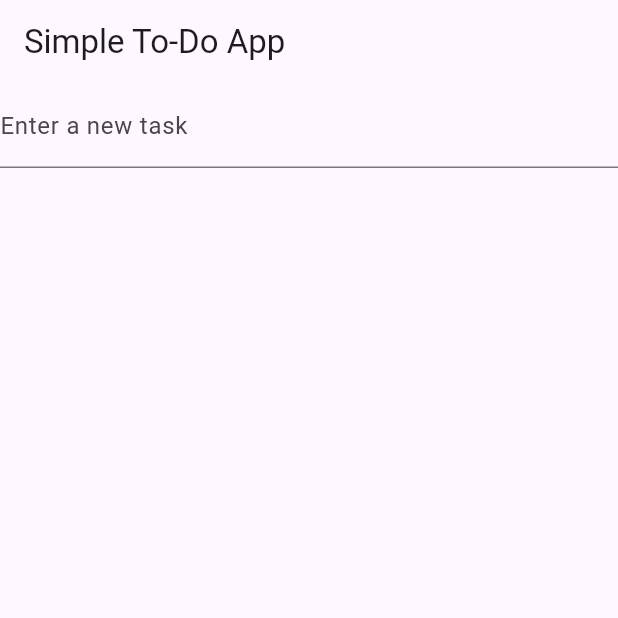
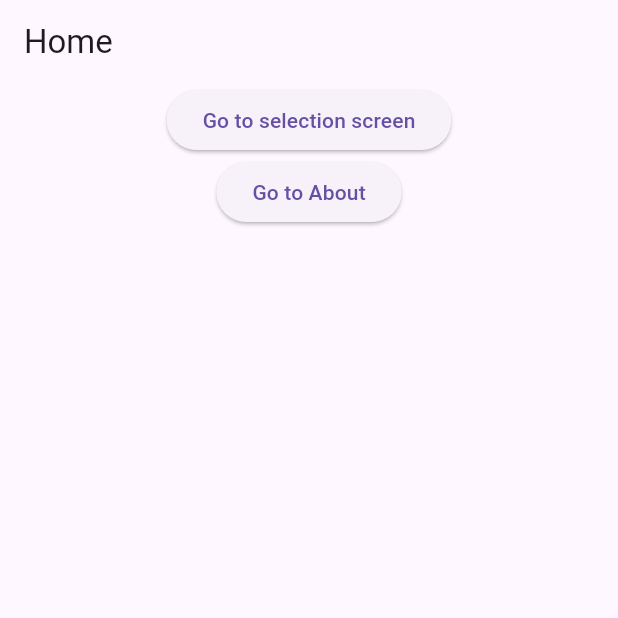
Before and after one commit to NesmaBinshehab/Electronic-Tasbeeh, a Flutter app: the screen it shows after launch, on a phone screen of 412 x 824 dp, the top half of it. Run offline on Flutter 3.47's test engine with Material 3 defaults, Android fonts, the phone set to English and light mode, and no system bars.

Commit message:
navigate by button

```diff
--- a/lib/main.dart
+++ b/lib/main.dart
@@ -1,60 +1,58 @@
 import 'package:flutter/material.dart';
+import 'package:untitled/secondpage.dart';
+
+import 'aboutpage.dart';
+
 
 void main() {
-  runApp(TodoApp());
+  runApp(const MyApp());
 }
 
-class TodoApp extends StatefulWidget {
-  @override
-  _TodoAppState createState() => _TodoAppState();
-}
-
-class _TodoAppState extends State<TodoApp> {
-  final List<String> _todos = [];
-
-  void _addTodoItem(String task) {
-    if (task.isNotEmpty) {
-      setState(() {
-        _todos.add(task);
-      });
-    }
-  }
-
-  void _removeTodoItem(int index) {
-    setState(() {
-      _todos.removeAt(index);
-    });
-  }
+class MyApp extends StatelessWidget {
+  const MyApp({super.key});
 
   @override
   Widget build(BuildContext context) {
     return MaterialApp(
-      home: Scaffold(
-        appBar: AppBar(
-          title: Text('Simple To-Do App'),
-        ),
-        body: Column(
-          children: <Widget>[
-            TextField(
-              onSubmitted: _addTodoItem,
-              decoration: InputDecoration(
-                labelText: 'Enter a new task',
-              ),
+      title: 'Named Routes Demo',
+      initialRoute: '/',
+      routes: {
+        '/': (context) => const HomeScreen(),
+        '/SecondPage': (context) => const SecondPage(),
+        '/about': (context) => const AboutScreen(),
+      },
+    );
+  }
+}
+
+class HomeScreen extends StatelessWidget {
+  const HomeScreen({super.key});
+
+  @override
+  Widget build(BuildContext context) {
+    return Scaffold(
+      appBar: AppBar(title: const Text('Home')),
+      body: Center(
+        child: Column(
+          children: [
+            ElevatedButton(
+              onPressed: () async{
+                final result = await Navigator.pushNamed(
+                    context,'/SecondPage'
+                )as bool?;
+                if (result != null) {
+                  ScaffoldMessenger.of(context).showSnackBar(
+                    SnackBar(content: Text(result?'You selected accept':'you selected not to accept')),
+                  );
+                }
+              },
+              child: const Text('Go to selection screen'),
             ),
-            Expanded(
-              child: ListView.builder(
-                itemCount: _todos.length,
-                itemBuilder: (context, index) {
-                  return ListTile(
-                    title: Text(_todos[index]),
-                    //subtitle: Text("$index"),
-                    trailing: IconButton(
-                      icon: Icon(Icons.delete),
-                      onPressed: () => _removeTodoItem(index),
-                    ),
-                  );
-                },
-              ),
+            ElevatedButton(
+              onPressed: () {
+                Navigator.pushNamed(context, '/about');
+              },
+              child: const Text('Go to About'),
             ),
           ],
         ),
```
Also changed, not shown: lib/aboutpage.dart (added, +51 -0 lines), lib/secondpage.dart (added, +89 -0 lines).
